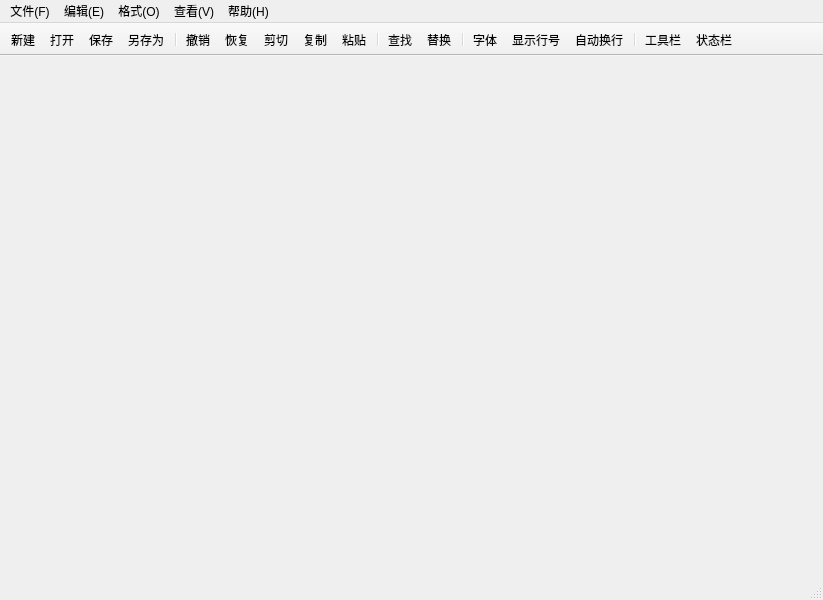
The window that practice2/TextEditor/texteditor.ui (xxhfln/QTCourse) describes before a commit, drawn with Qt 5.
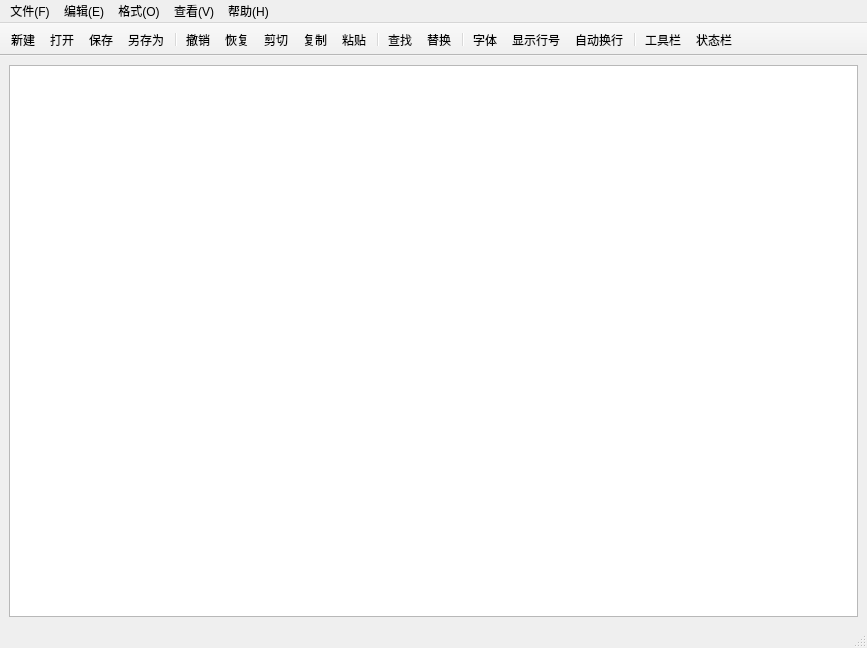
The same window after the commit. Icons and pictures are not drawn.

What changed in the file:
```diff
--- a/practice2/TextEditor/texteditor.ui
+++ b/practice2/TextEditor/texteditor.ui
@@ -6,20 +6,32 @@
    <rect>
     <x>0</x>
     <y>0</y>
-    <width>823</width>
-    <height>600</height>
+    <width>867</width>
+    <height>648</height>
    </rect>
   </property>
   <property name="windowTitle">
    <string>TextEditor</string>
   </property>
-  <widget class="QWidget" name="centralwidget"/>
+  <widget class="QWidget" name="centralwidget">
+   <layout class="QVBoxLayout" name="verticalLayout">
+    <item>
+     <widget class="QTextEdit" name="textEdit">
+      <property name="font">
+       <font>
+        <pointsize>15</pointsize>
+       </font>
+      </property>
+     </widget>
+    </item>
+   </layout>
+  </widget>
   <widget class="QMenuBar" name="menubar">
    <property name="geometry">
     <rect>
      <x>0</x>
      <y>0</y>
-     <width>823</width>
+     <width>867</width>
      <height>21</height>
     </rect>
    </property>
```
